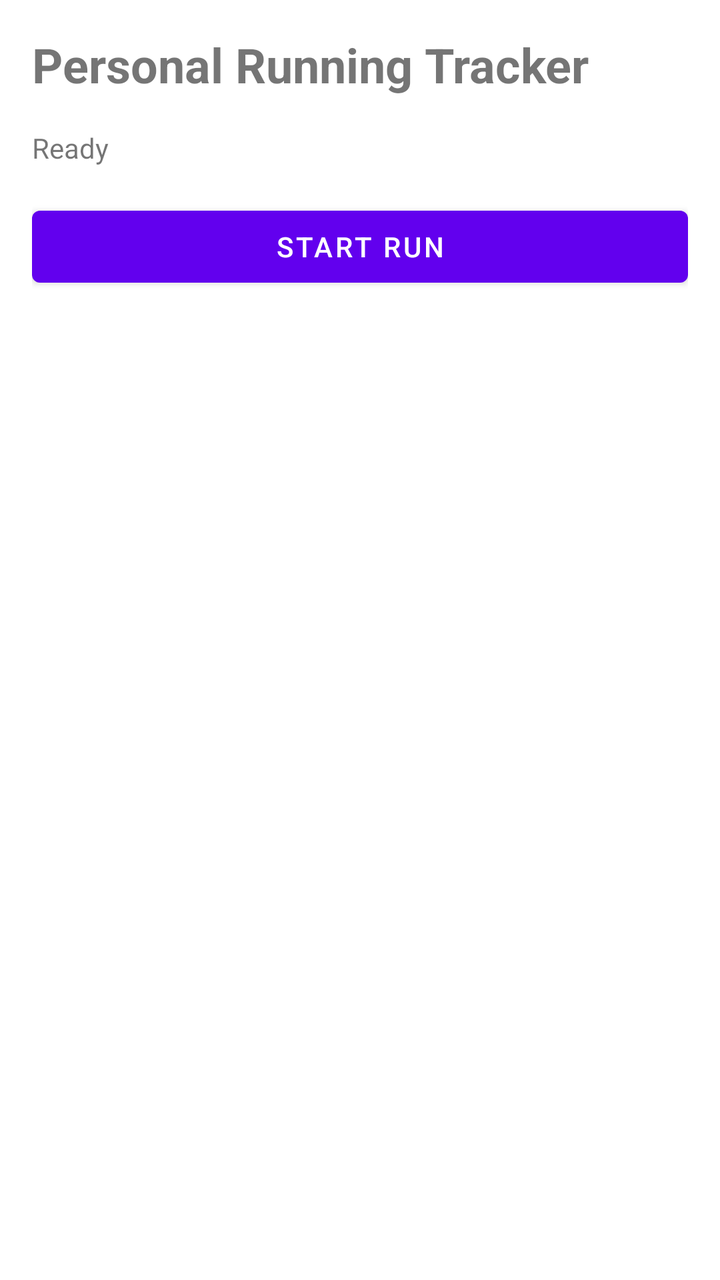
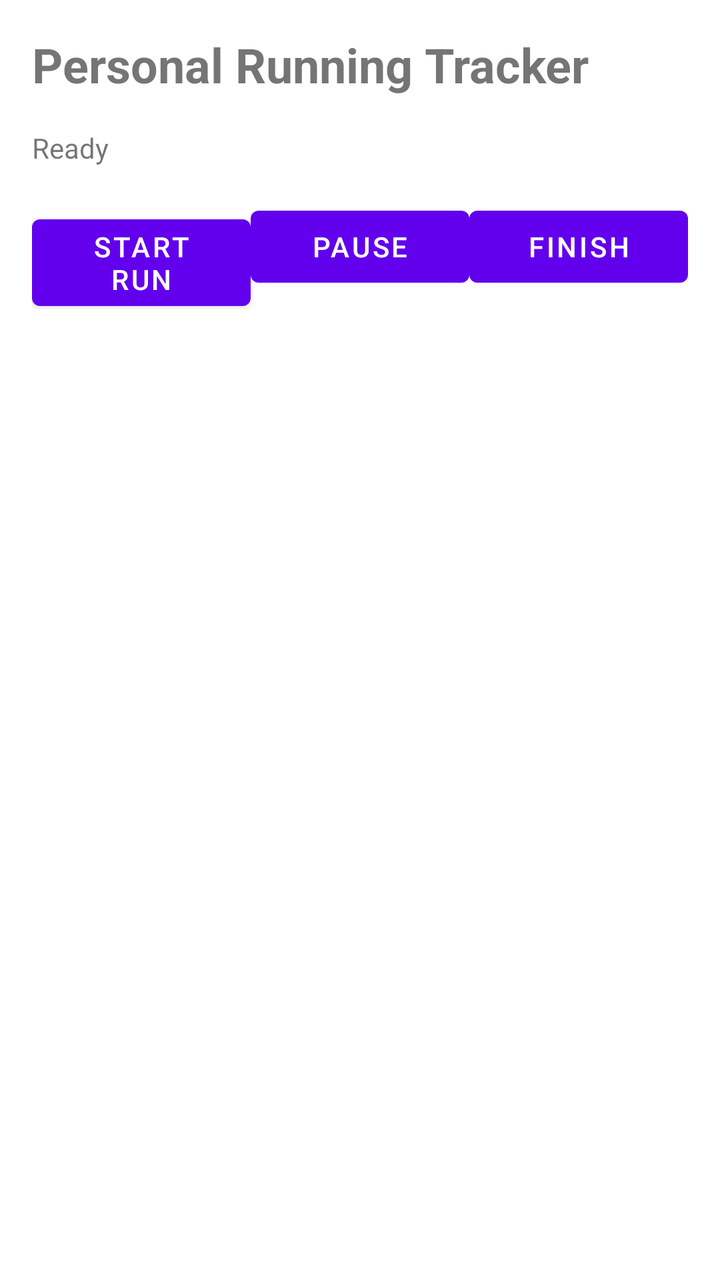

Two renders of the same Android screen: before a commit and after it. Below are the layout's source before the change and the commit's diff.
<!-- AndroidManifest.xml: application theme BaseApplicationTheme -->
<!-- res/layout/activity_main.xml -->
<?xml version="1.0" encoding="utf-8"?>
<LinearLayout xmlns:android="http://schemas.android.com/apk/res/android"
    android:layout_width="match_parent"
    android:layout_height="match_parent"
    android:orientation="vertical"
    android:padding="16dp">

    <TextView
        android:id="@+id/titleText"
        android:layout_width="wrap_content"
        android:layout_height="wrap_content"
        android:text="Personal Running Tracker"
        android:textSize="24sp"
        android:textStyle="bold" />

    <TextView
        android:id="@+id/statusText"
        android:layout_width="match_parent"
        android:layout_height="wrap_content"
        android:layout_marginTop="16dp"
        android:text="Ready" />

    <Button
        android:id="@+id/startButton"
        android:layout_width="match_parent"
        android:layout_height="wrap_content"
        android:layout_marginTop="16dp"
        android:text="Start Run" />

</LinearLayout>
<!-- resources referenced by this layout -->
<resources>
  <style name="BaseApplicationTheme" parent="Theme.PersonalRunningTracker" />
  <style name="Theme.PersonalRunningTracker" parent="Theme.MaterialComponents.DayNight.NoActionBar">
          <item name="colorPrimary">@color/purple_500</item>
          <item name="colorPrimaryVariant">@color/purple_700</item>
          <item name="colorOnPrimary">@color/white</item>
          <item name="colorOnBackground">@color/black_alpha_87</item>
      </style>
  <color name="purple_500">#6200EE</color>
  <color name="purple_700">#3F00B5</color>
  <color name="white">#FFFFFF</color>
  <color name="black_alpha_87">#33000000</color>
</resources>

<!-- the commit's change to res/layout/activity_main.xml (unified diff, before → after) -->
@@ -20,11 +20,32 @@
         android:layout_marginTop="16dp"
         android:text="Ready" />
 
-    <Button
-        android:id="@+id/startButton"
+    <LinearLayout
         android:layout_width="match_parent"
         android:layout_height="wrap_content"
-        android:layout_marginTop="16dp"
-        android:text="Start Run" />
+        android:orientation="horizontal"
+        android:layout_marginTop="16dp">
+
+        <Button
+            android:id="@+id/startButton"
+            android:layout_width="0dp"
+            android:layout_height="wrap_content"
+            android:layout_weight="1"
+            android:text="Start Run" />
+
+        <Button
+            android:id="@+id/pauseButton"
+            android:layout_width="0dp"
+            android:layout_height="wrap_content"
+            android:layout_weight="1"
+            android:text="Pause" />
+
+        <Button
+            android:id="@+id/finishButton"
+            android:layout_width="0dp"
+            android:layout_height="wrap_content"
+            android:layout_weight="1"
+            android:text="Finish" />
+    </LinearLayout>
 
 </LinearLayout>
